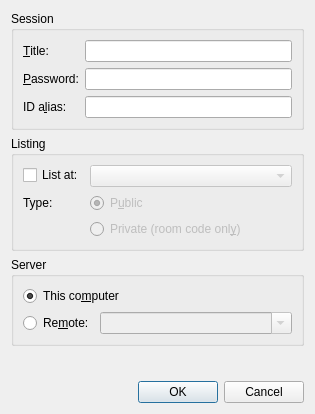
The window that src/desktop/ui/hostdialog.ui (drawpile/Drawpile) describes before a commit, drawn with Qt 5.
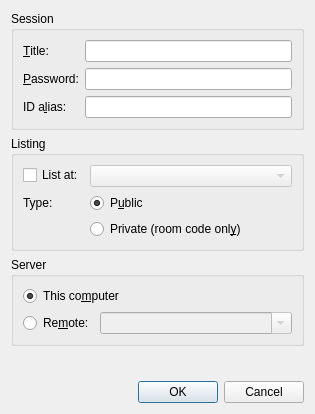
The same window after the commit.

```diff
--- a/src/desktop/ui/hostdialog.ui
+++ b/src/desktop/ui/hostdialog.ui
@@ -130,9 +130,6 @@
       </item>
       <item row="1" column="1">
        <widget class="QRadioButton" name="listPublic">
-        <property name="enabled">
-         <bool>false</bool>
-        </property>
         <property name="text">
          <string>P&amp;ublic</string>
         </property>
@@ -143,9 +140,6 @@
       </item>
       <item row="2" column="1">
        <widget class="QRadioButton" name="listPrivate">
-        <property name="enabled">
-         <bool>false</bool>
-        </property>
         <property name="text">
          <string>Private (room code onl&amp;y)</string>
         </property>
```
Left out of the diff: 40 changed lines with no effect on the pictures.
